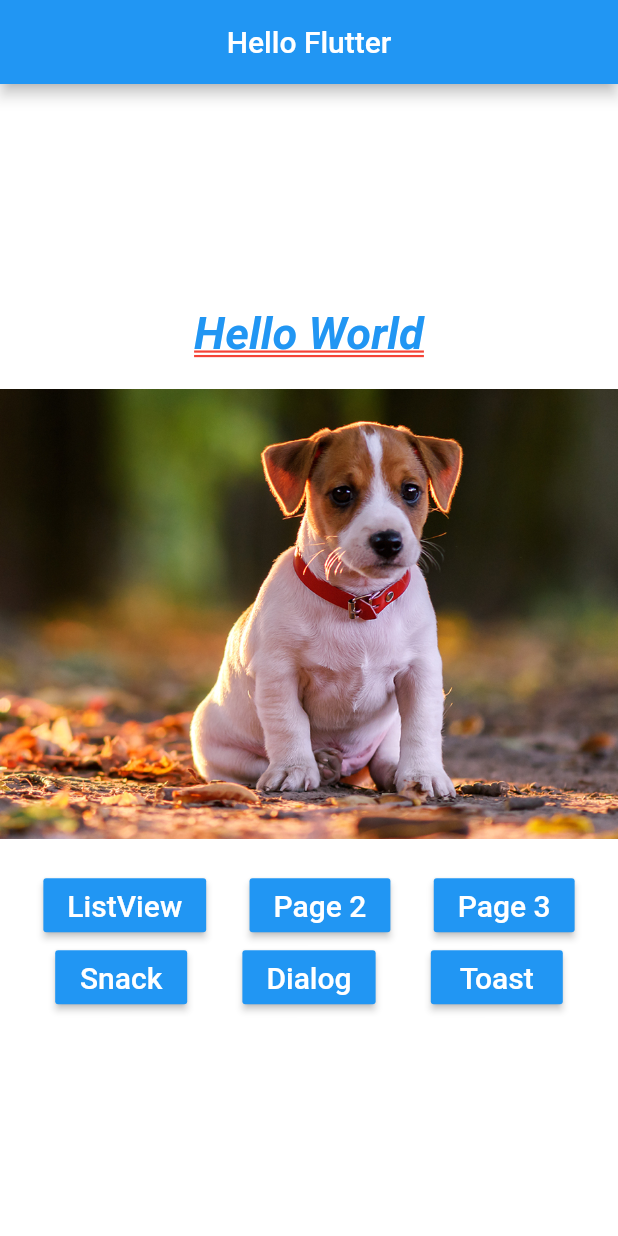
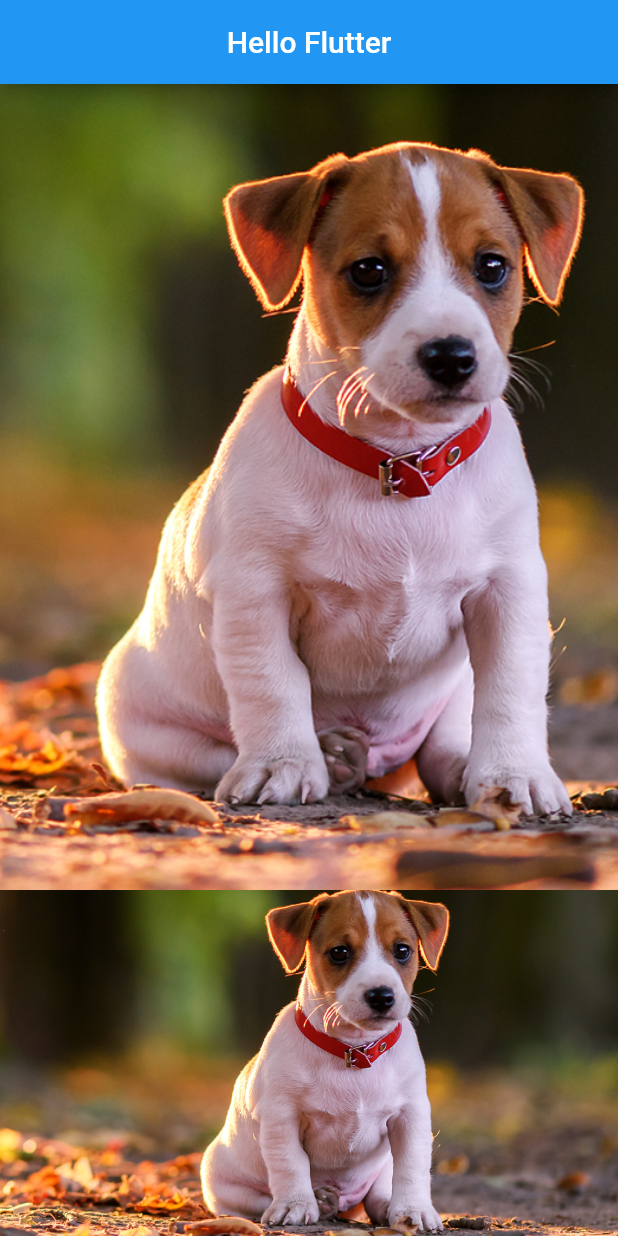
Before and after one commit to mauro-santos/flutter_hello1, a Flutter app: the screen it shows after launch, on a phone screen of 412 x 824 dp. Run offline on Flutter 3.47's test engine with Material 2 defaults, Android fonts, the phone set to English and light mode, and no system bars.

Commit message:
- Expanded no Column.

```diff
--- a/lib/home_page.dart
+++ b/lib/home_page.dart
@@ -21,24 +21,22 @@ class HomePage extends StatelessWidget {
   }
 
   _body(BuildContext context) {
-    return Container(
-      color: Colors.white,
-      child: Column(
-        mainAxisAlignment: MainAxisAlignment.center,
+    return Column(
       children: <Widget>[
-          _text(),
-          _pageView(),
-          _buttons(context),
+        Expanded(
+          flex: 7,
+          child: _pageView(),
+        ),
+        Expanded(
+          flex: 3,
+          child: _pageView(),
+        )
       ],
-      ),
     );
   }
 
-  Container _pageView() {
-    return Container(
-      height: 300,
-      margin: EdgeInsets.only(top: 20, bottom: 20),
-      child: PageView(
+  _pageView() {
+    return PageView(
       children: <Widget>[
         _img("assets/images/dog1.png"),
         _img("assets/images/dog2.png"),
@@ -46,7 +44,6 @@ class HomePage extends StatelessWidget {
         _img("assets/images/dog4.png"),
         _img("assets/images/dog5.png"),
       ],
-      ),
     );
   }
 
```
Lines whose indentation alone changed are shown as unchanged.
